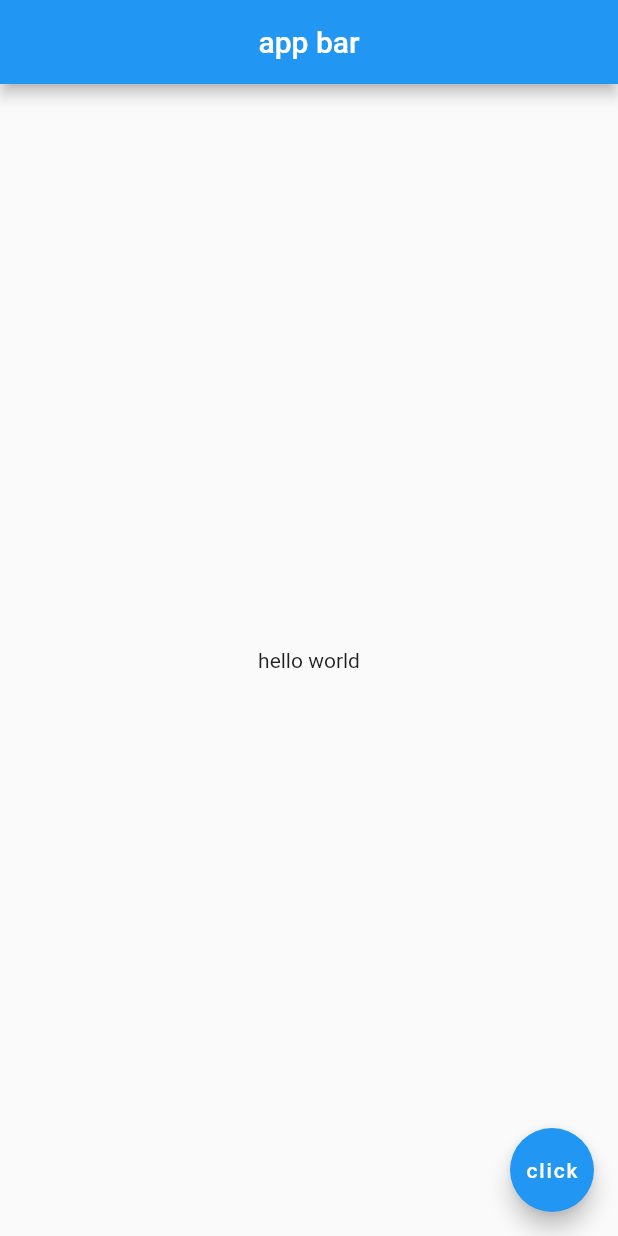
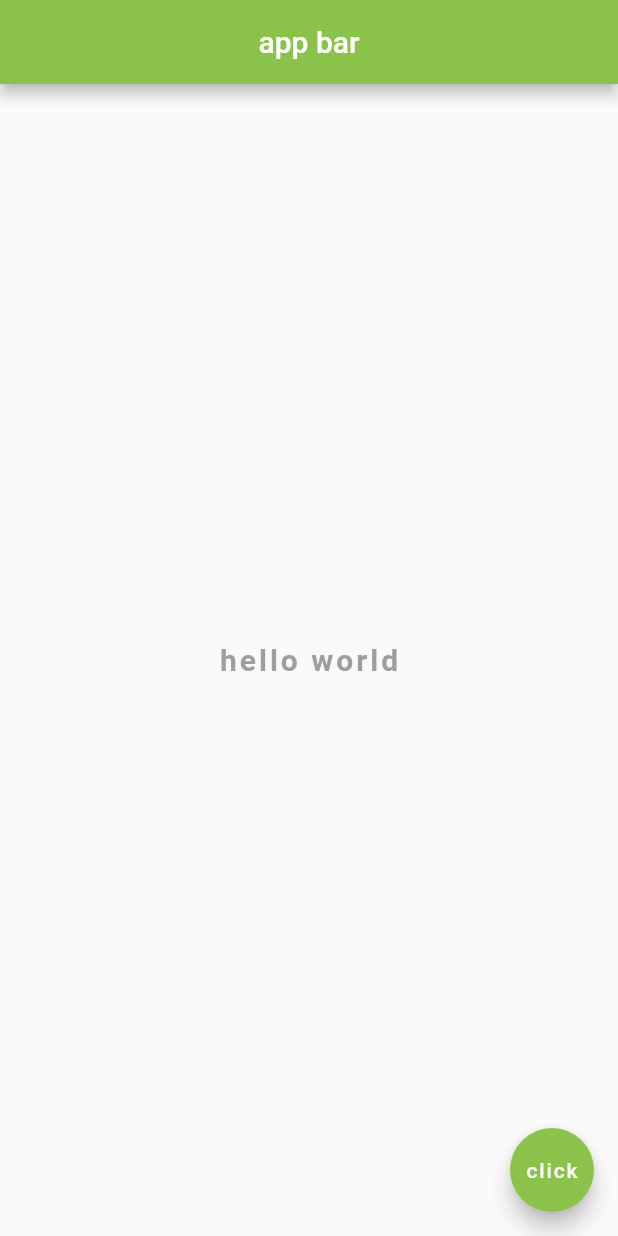
Before and after one commit to abdultanveer/bajajflutter, a Flutter app: the screen it shows after launch, after a tap on "click", on a phone screen of 412 x 824 dp. Run offline on Flutter 3.47's test engine with Material 2 defaults, Android fonts, the phone set to English and light mode, and no system bars.

Commit message:
colors, textstyling

```diff
--- a/lib/main.dart
+++ b/lib/main.dart
@@ -7,10 +7,20 @@ void main() {
         appBar: AppBar(
           title: Text('app bar'),
           centerTitle: true,
+          backgroundColor: Colors.lightGreen,
         ),
-        body: Center(child: Text('hello world')),
+        body: Center(
+            child: Text(
+          'hello world',
+          style: TextStyle(
+              fontSize: 20.0,
+              fontWeight: FontWeight.bold,
+              letterSpacing: 2.0,
+              color: Colors.grey),
+        )),
         floatingActionButton: FloatingActionButton(
-          onPressed: () {  },
+          backgroundColor: Colors.lightGreen,
+          onPressed: () {},
           child: Text('click'),
         ),
       ),
```
Also changed, not shown: fonts/Comforter-Regular.ttf (added).
